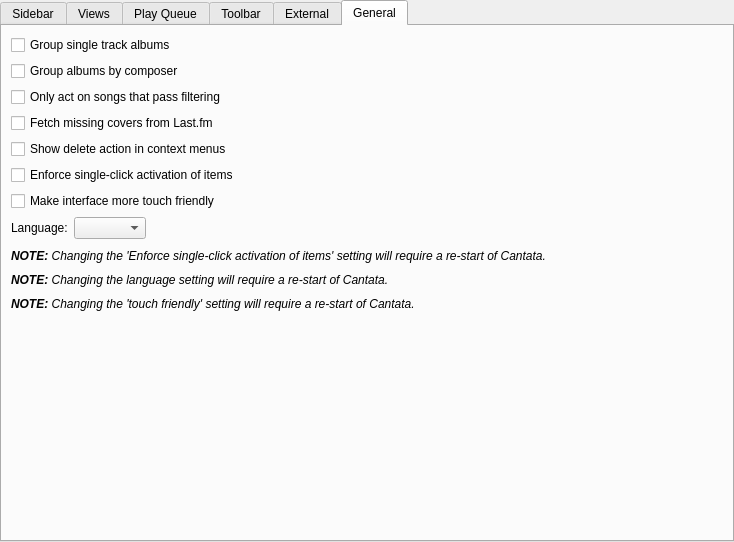
Before: the Qt Designer form gui/interfacesettings.ui in CDrummond/cantata, drawn with Qt 5.
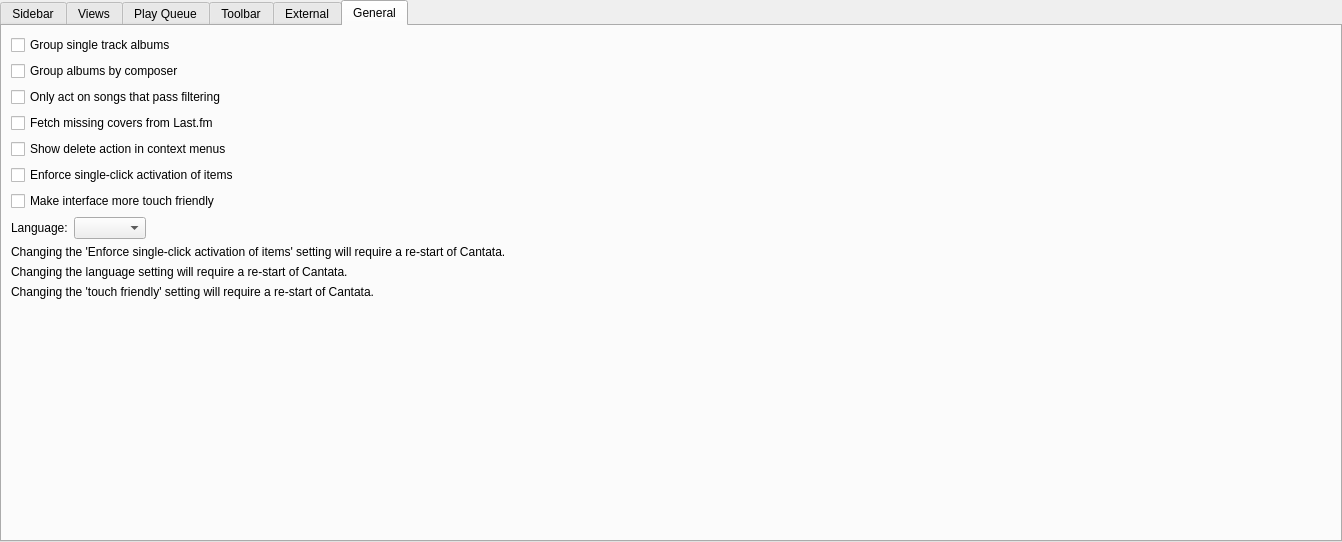
After: the same form once the commit is applied. The open tabs and pages were chosen to show the change. Custom widgets are drawn as their Qt base class.

Commit message: Add note-label classes to ensure consistency

The edit to the form file:
```diff
--- a/gui/interfacesettings.ui
+++ b/gui/interfacesettings.ui
@@ -56,34 +56,9 @@
            <widget class="QListWidget" name="views"/>
           </item>
           <item>
-           <spacer name="verticalSpacer_xx">
-            <property name="orientation">
-             <enum>Qt::Vertical</enum>
-            </property>
-            <property name="sizeType">
-             <enum>QSizePolicy::Fixed</enum>
-            </property>
-            <property name="sizeHint" stdset="0">
-             <size>
-              <width>20</width>
-              <height>4</height>
-             </size>
-            </property>
-           </spacer>
-          </item>
-          <item>
-           <widget class="QLabel" name="sbPlayQueueLabel">
+           <widget class="NoteLabel" name="sbPlayQueueLabel">
             <property name="text">
-             <string>&lt;i&gt;&lt;b&gt;NOTE:&lt;/b&gt; By default, the play queue appears to the side of the other views, and the Info view is accessible by pressing its icon in the main toolbar. Checking the appropriate option above will cause the view to be merged into the sidebar as per other views.&lt;/i&gt;</string>
-            </property>
-            <property name="alignment">
-             <set>Qt::AlignLeading|Qt::AlignLeft|Qt::AlignTop</set>
-            </property>
-            <property name="wordWrap">
-             <bool>true</bool>
-            </property>
-            <property name="textInteractionFlags">
-             <set>Qt::NoTextInteraction</set>
+             <string>By default, the play queue appears to the side of the other views, and the Info view is accessible by pressing its icon in the main toolbar. Checking the appropriate option above will cause the view to be merged into the sidebar as per other views.</string>
             </property>
            </widget>
           </item>
@@ -763,98 +738,23 @@
         </layout>
        </item>
        <item>
-        <spacer name="verticalSpacer_2">
-         <property name="orientation">
-          <enum>Qt::Vertical</enum>
-         </property>
-         <property name="sizeType">
-          <enum>QSizePolicy::Fixed</enum>
-         </property>
-         <property name="sizeHint" stdset="0">
-          <size>
-           <width>20</width>
-           <height>4</height>
-          </size>
-         </property>
-        </spacer>
-       </item>
-       <item>
-        <widget class="StateLabel" name="singleClickLabel">
+        <widget class="NoteLabel" name="singleClickLabel">
          <property name="text">
-          <string>&lt;i&gt;&lt;b&gt;NOTE:&lt;/b&gt; Changing the 'Enforce single-click activation of items' setting will require a re-start of Cantata.&lt;/i&gt;</string>
+          <string>Changing the 'Enforce single-click activation of items' setting will require a re-start of Cantata.</string>
          </property>
-         <property name="alignment">
-          <set>Qt::AlignLeading|Qt::AlignLeft|Qt::AlignTop</set>
-         </property>
-         <property name="wordWrap">
-          <bool>true</bool>
-         </property>
-         <property name="textInteractionFlags">
-          <set>Qt::NoTextInteraction</set>
-         </property>
         </widget>
        </item>
        <item>
-        <spacer name="verticalSpacer_2b">
-         <property name="orientation">
-          <enum>Qt::Vertical</enum>
-         </property>
-         <property name="sizeType">
-          <enum>QSizePolicy::Fixed</enum>
-         </property>
-         <property name="sizeHint" stdset="0">
-          <size>
-           <width>20</width>
-           <height>4</height>
-          </size>
-         </property>
-        </spacer>
-       </item>
-       <item>
-        <widget class="StateLabel" name="langNoteLabel">
+        <widget class="NoteLabel" name="langNoteLabel">
          <property name="text">
-          <string>&lt;i&gt;&lt;b&gt;NOTE:&lt;/b&gt; Changing the language setting will require a re-start of Cantata.&lt;/i&gt;</string>
+          <string>Changing the language setting will require a re-start of Cantata.</string>
          </property>
-         <property name="alignment">
-          <set>Qt::AlignLeading|Qt::AlignLeft|Qt::AlignTop</set>
-         </property>
-         <property name="wordWrap">
-          <bool>true</bool>
-         </property>
-         <property name="textInteractionFlags">
-          <set>Qt::NoTextInteraction</set>
-         </property>
         </widget>
        </item>
        <item>
-        <spacer name="verticalSpacer_2tf">
-         <property name="orientation">
-          <enum>Qt::Vertical</enum>
-         </property>
-         <property name="sizeType">
-          <enum>QSizePolicy::Fixed</enum>
-         </property>
-         <property name="sizeHint" stdset="0">
-          <size>
-           <width>20</width>
-           <height>4</height>
-          </size>
-         </property>
-        </spacer>
-       </item>
-       <item>
-        <widget class="StateLabel" name="touchFriendlyNoteLabel">
+        <widget class="NoteLabel" name="touchFriendlyNoteLabel">
          <property name="text">
-          <string>&lt;i&gt;&lt;b&gt;NOTE:&lt;/b&gt; Changing the 'touch friendly' setting will require a re-start of Cantata.&lt;/i&gt;</string>
-         </property>
-         <property name="alignment">
-          <set>Qt::AlignLeading|Qt::AlignLeft|Qt::AlignTop</set>
-         </property>
-         <property name="wordWrap">
-          <bool>true</bool>
-         </property>
-         <property name="textInteractionFlags">
-          <set>Qt::NoTextInteraction</set>
+          <string>Changing the 'touch friendly' setting will require a re-start of Cantata.</string>
          </property>
         </widget>
        </item>
@@ -884,9 +784,9 @@
    <header>support/buddylabel.h</header>
   </customwidget>
   <customwidget>
-   <class>StateLabel</class>
+   <class>NoteLabel</class>
    <extends>QLabel</extends>
-   <header>widgets/statelabel.h</header>
+   <header>widgets/notelabel.h</header>
   </customwidget>
   <customwidget>
    <class>PathRequester</class>
```
The commit also changes 24 other files.
